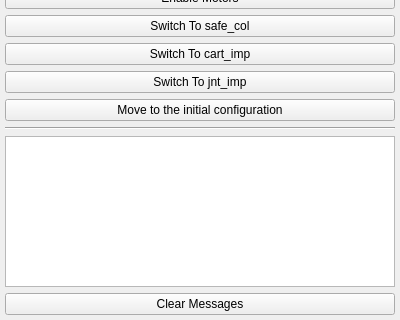
This is rqt_velma/resource/VelmaControlPanelWidget.ui in RCPRG-ros-pkg/velma_system as Qt 5 draws it before an edit; both pictures show x 0 to 400 and y 193 to 513 of the 400 by 513 pixel window. The edited form follows.
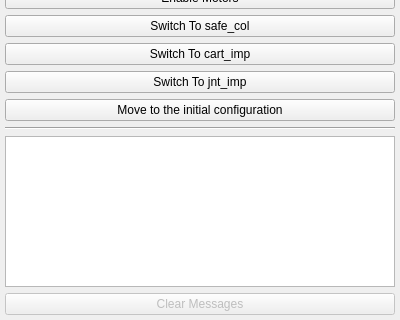
This is the edited form.

Commit message: better handling of ROS topics in VelmaInterface

```diff
--- a/rqt_velma/resource/VelmaControlPanelWidget.ui
+++ b/rqt_velma/resource/VelmaControlPanelWidget.ui
@@ -159,9 +159,15 @@
        </item>
        <item>
         <widget class="QPushButton" name="button_clear_messages">
+         <property name="enabled">
+          <bool>false</bool>
+         </property>
          <property name="text">
           <string>Clear Messages</string>
          </property>
+         <property name="flat">
+          <bool>false</bool>
+         </property>
         </widget>
        </item>
       </layout>
```
The commit also changes 2 other files.
